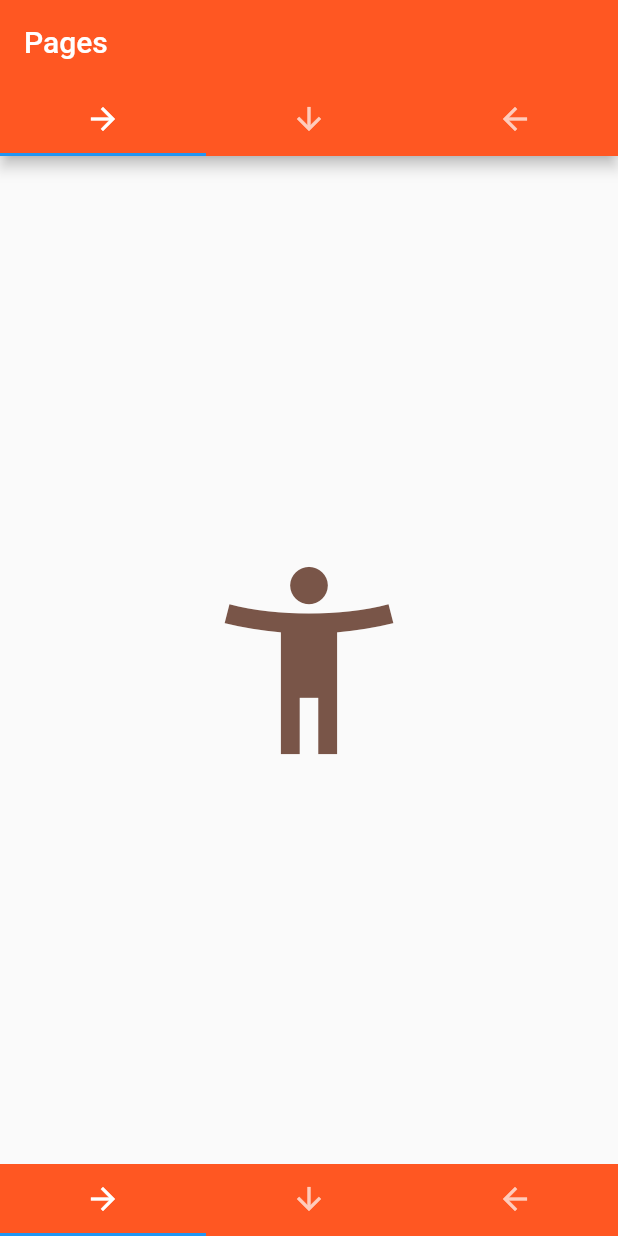
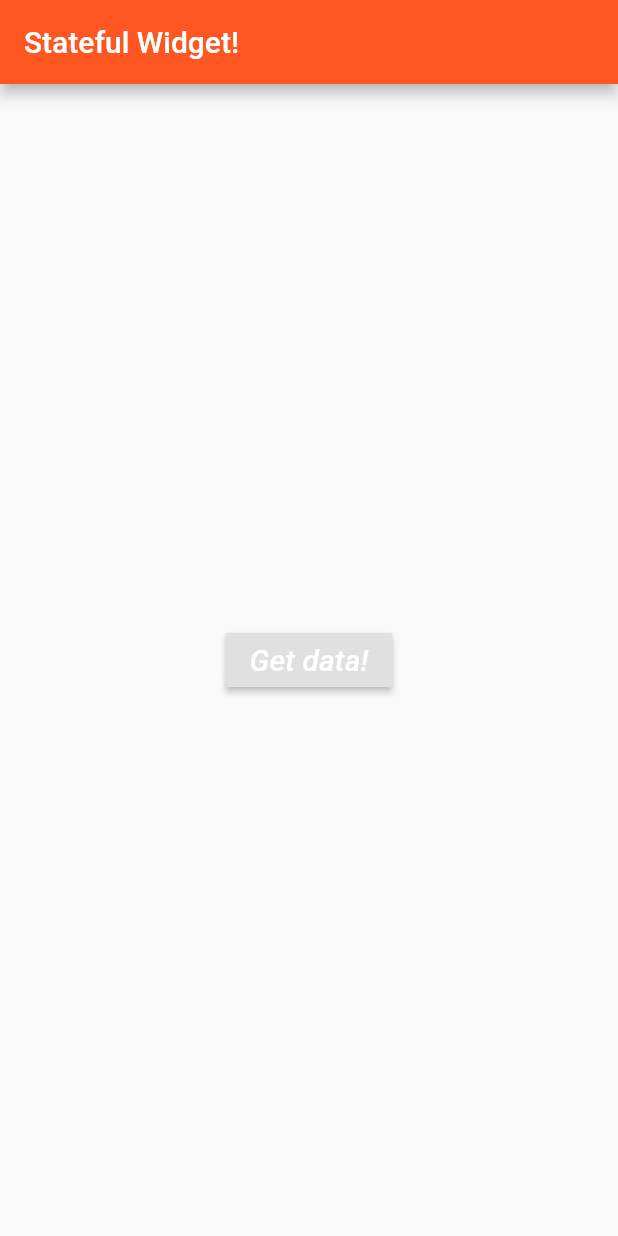
Before and after one commit to camposFabio/flutter_handbook, a Flutter app: the screen it shows after launch, on a phone screen of 412 x 824 dp. Run offline on Flutter 3.47's test engine with Material 2 defaults, Android fonts, the phone set to English and light mode, and no system bars.

Commit message:
HTTP requests and Rest API

```diff
--- a/lib/main.dart
+++ b/lib/main.dart
@@ -1,77 +1,55 @@
+import 'dart:async';
+import 'dart:convert'; //it allows us to convert our json to a list
+
 import 'package:flutter/material.dart';
-import './FirstPage.dart' as first;
-import './SecondPage.dart' as second;
-import './ThirdPage.dart' as third;
+import 'package:http/http.dart' as http;
 
 void main() {
-  runApp(new MaterialApp(home: new MyTabs()));
+  runApp(new MaterialApp(home: new HomePage()));
 }
 
-class MyTabs extends StatefulWidget {
+class HomePage extends StatefulWidget {
   @override
-  MyTabsState createState() => new MyTabsState();
+  HomePageState createState() => new HomePageState();
 }
 
-class MyTabsState extends State<MyTabs> with SingleTickerProviderStateMixin {
-  TabController controller;
+class HomePageState extends State<HomePage> {
+  //this async func will get data from the internet
+  //when our func is done we return a string
+  Future<String> getData() async {
+    //we have to wait to get the data so we use 'await'
+    http.Response response = await http.get(
+        //Uri.encodeFull removes all the dashes or extra characters present in our Uri
+        Uri.encodeFull("https://jsonplaceholder.typicode.com/posts"),
+        headers: {
+          //if your api require key then pass your key here as well e.g "key": "my-long-key"
+          "Accept": "application/json"
+        });
 
-  @override
-  void initState() {
-    super.initState();
-    controller = new TabController(vsync: this, length: 3);
-  }
+    //print(response.body);
 
-  @override
-  void dispose() {
-    controller.dispose();
-    super.dispose();
+    List data = jsonDecode(response.body);
+    //print(data);
+    print(data[1]["title"]); // it will print => title: "qui est esse"
   }
 
   @override
   Widget build(BuildContext context) {
     return new Scaffold(
       appBar: new AppBar(
-        title: new Text("Pages"),
-        backgroundColor: Colors.deepOrange,
-        bottom: new TabBar(
-          controller: controller,
-          tabs: <Tab>[
-            new Tab(
-              icon: new Icon(Icons.arrow_forward),
-            ),
-            new Tab(
-              icon: new Icon(Icons.arrow_downward),
-            ),
-            new Tab(
-              icon: new Icon(Icons.arrow_back),
-            )
-          ],
+          title: new Text("Stateful Widget!"),
+          backgroundColor: Colors.deepOrange),
+      body: new Center(
+        child: new RaisedButton(
+          child: new Text(
+            "Get data!",
+            style: new TextStyle(
+                color: Colors.white,
+                fontStyle: FontStyle.italic,
+                fontSize: 20.0),
+          ),
+          onPressed: getData,
         ),
-      ),
-      bottomNavigationBar: new Material(
-        color: Colors.deepOrange,
-        child: new TabBar(
-          controller: controller,
-          tabs: <Tab>[
-            new Tab(
-              icon: new Icon(Icons.arrow_forward),
-            ),
-            new Tab(
-              icon: new Icon(Icons.arrow_downward),
-            ),
-            new Tab(
-              icon: new Icon(Icons.arrow_back),
-            )
-          ],
-        ),
-      ),
-      body: new TabBarView(
-        controller: controller,
-        children: <Widget>[
-          new first.First(),
-          new second.Second(),
-          new third.Third()
-        ],
       ),
     );
   }
--- a/pubspec.yaml
+++ b/pubspec.yaml
@@ -23,6 +23,7 @@ dependencies:
   # The following adds the Cupertino Icons font to your application.
   # Use with the CupertinoIcons class for iOS style icons.
   cupertino_icons: ^0.1.2
+  http: ^0.12.0+2
 
 dev_dependencies:
   flutter_test:
```
Also changed, not shown: pubspec.lock.
